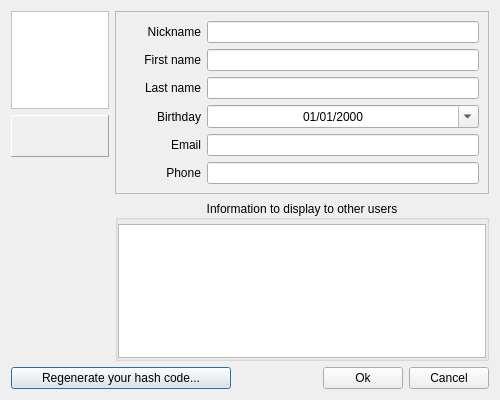
Qt form src/desktop/GuiEditVCard.ui (Stkai/BeeBEEP) before a commit.
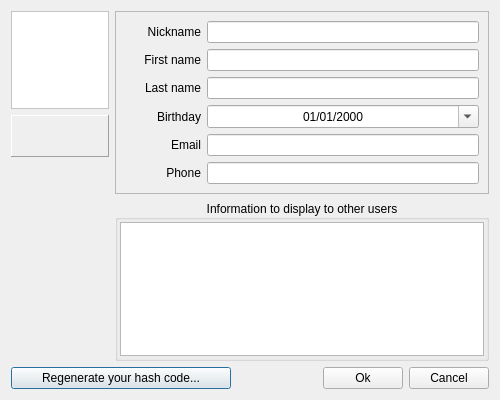
The same form after that commit. Icons and pictures are not drawn.

Diff of the .ui file:
```diff
--- a/src/desktop/GuiEditVCard.ui
+++ b/src/desktop/GuiEditVCard.ui
@@ -483,16 +483,16 @@
      </property>
      <layout class="QGridLayout" name="gridLayout_2">
       <property name="leftMargin">
-       <number>0</number>
+       <number>2</number>
       </property>
       <property name="topMargin">
-       <number>4</number>
+       <number>2</number>
       </property>
       <property name="rightMargin">
-       <number>0</number>
+       <number>2</number>
       </property>
       <property name="bottomMargin">
-       <number>0</number>
+       <number>2</number>
       </property>
       <item row="0" column="0">
        <widget class="QPlainTextEdit" name="mp_teInfo">
```
